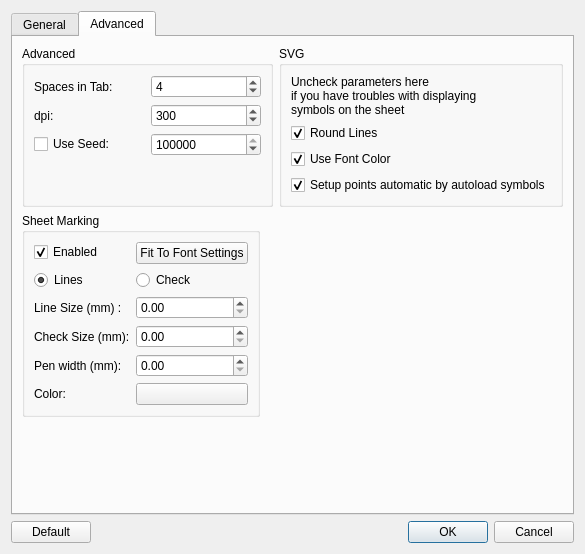
Qt form preferencesdialog.ui (aizenbit/Scribbler) before a commit.
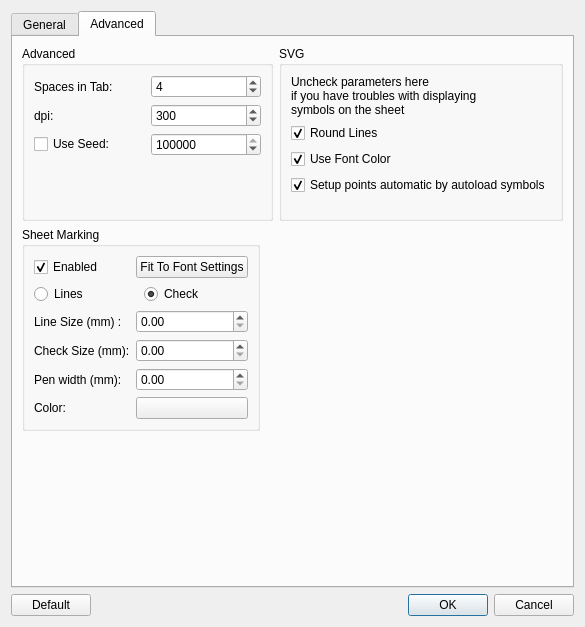
The same form after that commit. The open tabs and pages were chosen to show the change.

Commit message: Implemented margins draving; Fixed "always draw lines" bug

The edit to the form file:
```diff
--- a/preferencesdialog.ui
+++ b/preferencesdialog.ui
@@ -7,7 +7,7 @@
     <x>0</x>
     <y>0</y>
     <width>585</width>
-    <height>550</height>
+    <height>627</height>
    </rect>
   </property>
   <property name="windowTitle">
@@ -635,13 +635,13 @@
         </layout>
        </item>
        <item>
-        <layout class="QHBoxLayout" name="horizontalLayout_4">
+        <layout class="QHBoxLayout" name="horizontalLayout_8">
          <item>
           <widget class="QGroupBox" name="groupBox_9">
            <property name="title">
             <string>Sheet Marking</string>
            </property>
-           <layout class="QFormLayout" name="formLayout_2">
+           <layout class="QGridLayout" name="gridLayout_4">
             <item row="0" column="0">
              <widget class="QCheckBox" name="markingEnabledCheckBox">
               <property name="text">
@@ -652,31 +652,45 @@
               </property>
              </widget>
             </item>
-            <item row="2" column="0">
+            <item row="0" column="1">
+             <widget class="QPushButton" name="markingFitPushButton">
+              <property name="text">
+               <string>Fit To Font Settings</string>
+              </property>
+             </widget>
+            </item>
+            <item row="1" column="0" colspan="2">
+             <layout class="QHBoxLayout" name="horizontalLayout_4">
+              <item>
              <widget class="QRadioButton" name="markingLinesRadioButton">
               <property name="text">
                <string>Lines</string>
               </property>
               <property name="checked">
-               <bool>true</bool>
+                 <bool>false</bool>
               </property>
              </widget>
             </item>
-            <item row="2" column="1">
+              <item>
              <widget class="QRadioButton" name="markingCheckRadioButton">
               <property name="text">
                <string>Check</string>
               </property>
-             </widget>
-            </item>
-            <item row="3" column="0">
+                <property name="checked">
+                 <bool>true</bool>
+                </property>
+               </widget>
+              </item>
+             </layout>
+            </item>
+            <item row="2" column="0">
              <widget class="QLabel" name="label_16">
               <property name="text">
                <string>Line Size (mm) :</string>
               </property>
              </widget>
             </item>
-            <item row="3" column="1">
+            <item row="2" column="1">
              <widget class="QDoubleSpinBox" name="markingLineSizeSpinBox">
               <property name="maximum">
                <double>999.990000000000009</double>
@@ -686,14 +700,14 @@
               </property>
              </widget>
             </item>
-            <item row="4" column="0">
+            <item row="3" column="0">
              <widget class="QLabel" name="label_17">
               <property name="text">
                <string>Check Size (mm):</string>
               </property>
              </widget>
             </item>
-            <item row="4" column="1">
+            <item row="3" column="1">
              <widget class="QDoubleSpinBox" name="markingCheckSizeSpinBox">
               <property name="maximum">
                <double>999.990000000000009</double>
@@ -703,14 +717,14 @@
               </property>
              </widget>
             </item>
-            <item row="5" column="0">
+            <item row="4" column="0">
              <widget class="QLabel" name="label_18">
               <property name="text">
                <string>Pen width (mm):</string>
               </property>
              </widget>
             </item>
-            <item row="5" column="1">
+            <item row="4" column="1">
              <widget class="QDoubleSpinBox" name="markingPenWidthSpinBox">
               <property name="maximum">
                <double>999.990000000000009</double>
@@ -720,27 +734,20 @@
               </property>
              </widget>
             </item>
-            <item row="6" column="0">
+            <item row="5" column="0">
              <widget class="QLabel" name="label_19">
               <property name="text">
                <string>Color:</string>
               </property>
              </widget>
             </item>
-            <item row="6" column="1">
+            <item row="5" column="1">
              <widget class="QPushButton" name="markingColorButton">
               <property name="text">
                <string/>
               </property>
              </widget>
             </item>
-            <item row="0" column="1">
-             <widget class="QPushButton" name="markingFitPushButton">
-              <property name="text">
-               <string>Fit To Font Settings</string>
-              </property>
-             </widget>
-            </item>
            </layout>
           </widget>
          </item>
```
Left out of the diff: 2 changed lines with no effect on the pictures. Lines whose indentation alone changed are shown as unchanged. The commit also changes 2 other files.
